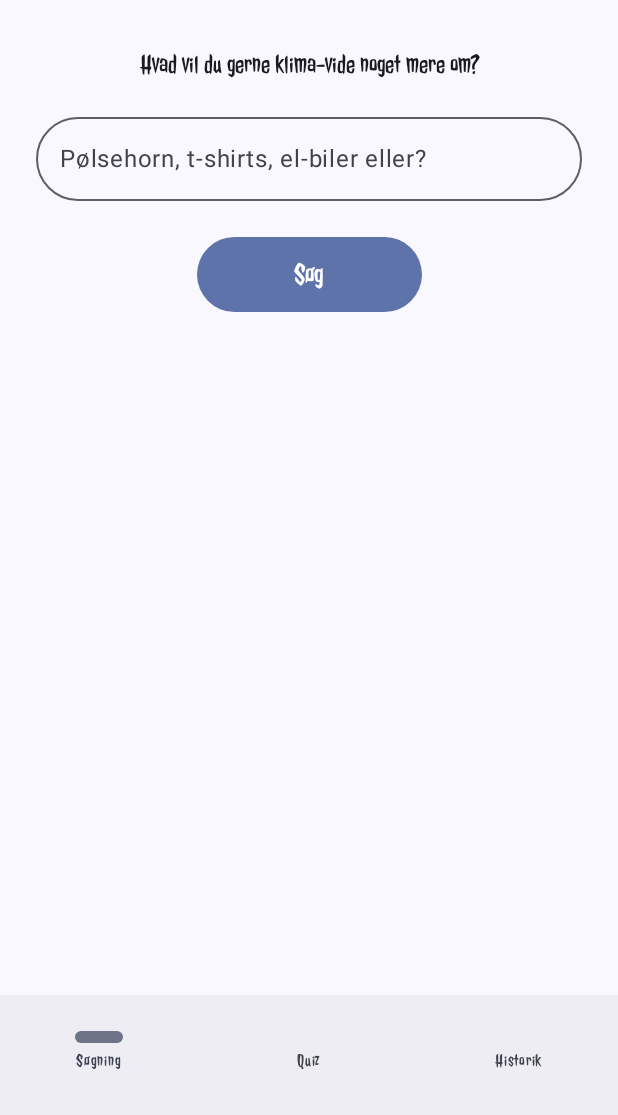
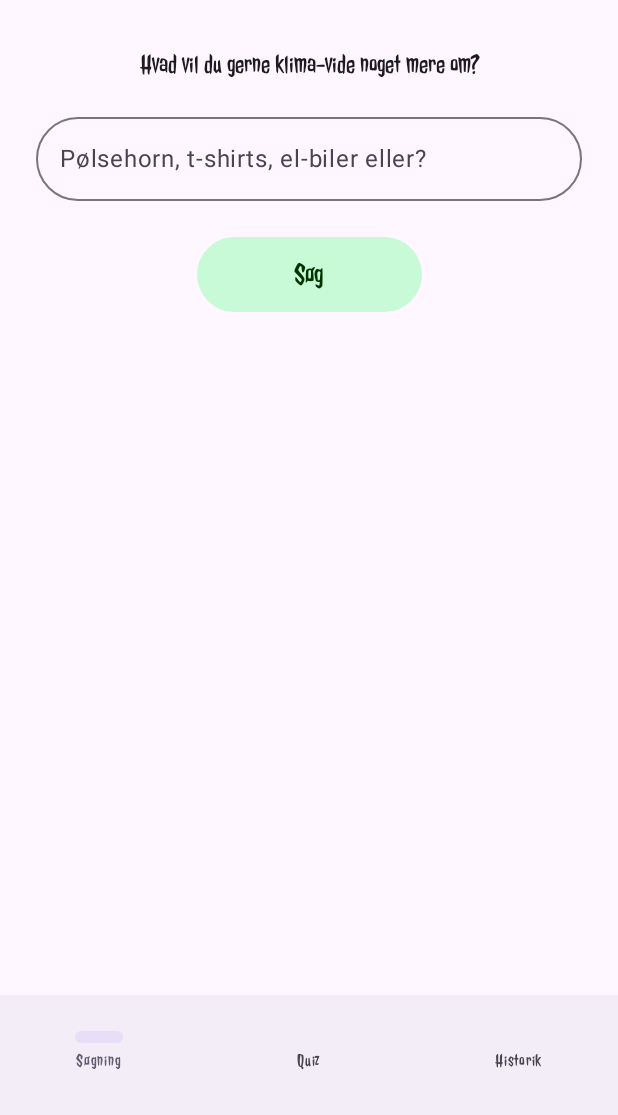
Before and after one commit to Dmikko/KlimaKlog, an Android app built with Jetpack Compose: the screen it shows after launch (MainActivity), on a phone screen of 412 x 824 dp, the part 121-1236 px from its top. Run offline under Robolectric (Android 15) with nearby library versions, the phone set to English and light mode, and no system bars.

Commit message:
Color fix on dark mode - Changed from dynamic boolean from true to false and added static colors.

```diff
--- a/app/src/main/java/com/example/klimaklog/MainActivity.kt
+++ b/app/src/main/java/com/example/klimaklog/MainActivity.kt
@@ -11,7 +11,7 @@ class MainActivity : ComponentActivity() {
     override fun onCreate(savedInstanceState: Bundle?) {
         super.onCreate(savedInstanceState)
         setContent {
-            KlimaKlogTheme { // Hvis du har en custom theme. Ellers brug MaterialTheme direkte.
+            KlimaKlogTheme { // Custom theme. Ellers brug MaterialTheme direkte.
                 Surface(color = MaterialTheme.colorScheme.background) {
                     KlimaNavGraph() // VIGTIGT: Starter vores navigation
                 }
--- a/app/src/main/java/com/example/klimaklog/ui/components/ResultCard.kt
+++ b/app/src/main/java/com/example/klimaklog/ui/components/ResultCard.kt
@@ -19,20 +19,26 @@ fun ResultCard(title: String, content: String, font: FontFamily) {
             .fillMaxWidth()
             .padding(vertical = 8.dp),
         shape = RoundedCornerShape(24.dp),
-        colors = CardDefaults.cardColors(containerColor = Color(0xFFC8FAD8)),
+        colors = CardDefaults.cardColors(containerColor = MaterialTheme.colorScheme.primaryContainer),
         elevation = CardDefaults.cardElevation(defaultElevation = 4.dp)
     ) {
         Column(
             modifier = Modifier.padding(16.dp),
             horizontalAlignment = Alignment.CenterHorizontally
         ) {
-            Text(text = title, fontFamily = font, fontSize = 24.sp)
+            Text(
+                text = title,
+                fontFamily = font,
+                fontSize = 24.sp,
+                color = MaterialTheme.colorScheme.onPrimaryContainer
+                )
             Spacer(modifier = Modifier.height(8.dp))
             Text(
                 text = content,
                 fontFamily = font,
                 fontSize = 20.sp,
-                textAlign = TextAlign.Center
+                textAlign = TextAlign.Center,
+                color = MaterialTheme.colorScheme.onPrimaryContainer
             )
         }
     }
--- a/app/src/main/java/com/example/klimaklog/ui/screen/result/ResultScreen.kt
+++ b/app/src/main/java/com/example/klimaklog/ui/screen/result/ResultScreen.kt
@@ -21,6 +21,8 @@ import com.example.klimaklog.ui.components.ResultCard
 import com.example.klimaklog.data.remote.getClimateInfoFromQuery
 import com.example.klimaklog.data.local.HistoryManager
 import com.example.klimaklog.model.SearchHistoryItem
+import androidx.compose.foundation.rememberScrollState
+import androidx.compose.foundation.verticalScroll
 
 @OptIn(ExperimentalMaterial3Api::class)
 @Composable
@@ -100,7 +102,8 @@ fun ResultScreen(navController: NavController, query: String) {
             modifier = Modifier
                 .fillMaxSize()
                 .padding(padding)
-                .padding(16.dp),
+                .padding(16.dp)
+                .verticalScroll(rememberScrollState()),
             horizontalAlignment = Alignment.CenterHorizontally
         ) {
             Text(
--- a/app/src/main/java/com/example/klimaklog/ui/theme/Color.kt
+++ b/app/src/main/java/com/example/klimaklog/ui/theme/Color.kt
@@ -2,10 +2,7 @@ package com.example.klimaklog.ui.theme
 
 import androidx.compose.ui.graphics.Color
 
-val Purple80 = Color(0xFFD0BCFF)
-val PurpleGrey80 = Color(0xFFCCC2DC)
-val Pink80 = Color(0xFFEFB8C8)
 
-val Purple40 = Color(0xFF6650a4)
-val PurpleGrey40 = Color(0xFF625b71)
-val Pink40 = Color(0xFF7D5260)
+val DarkTextOnGreen = Color(0xFF003300)
+val KlimaGreen = Color(0xFFC8FAD8)          // Den grønne vi bruger til kort
+val KlimaDarkText = Color(0xFF003300)       // Mørk grøn/brun til læsbarhed på den grønne
--- a/app/src/main/java/com/example/klimaklog/ui/theme/Theme.kt
+++ b/app/src/main/java/com/example/klimaklog/ui/theme/Theme.kt
@@ -13,21 +13,23 @@ import androidx.compose.ui.graphics.Color
 import androidx.compose.ui.platform.LocalContext
 
 private val DarkColorScheme = darkColorScheme(
-    primary = Purple80,
-    secondary = PurpleGrey80,
-    tertiary = Pink80,
-    surfaceVariant = Color(0xFF2C2C2C),      // Mørk baggrund til kort
-    onSurface = Color(0xFFF0F0F0),           // Lys tekst
-    error = Color(0xFFFF6B6B)                // Rød til fejl/Slet
+    primary = KlimaGreen,
+    onPrimary = KlimaDarkText,
+    primaryContainer = KlimaGreen,
+    onPrimaryContainer = KlimaDarkText,
+    surfaceVariant = Color(0xFF2C2C2C),
+    onSurface = DarkTextOnGreen,
+    error = Color(0xFFFF6B6B)
 )
 
 private val LightColorScheme = lightColorScheme(
-    primary = Purple40,
-    secondary = PurpleGrey40,
-    tertiary = Pink40,
-    surfaceVariant = Color(0xFFE0F7FA),      // Lys baggrund til kort
-    onSurface = Color(0xFF1C1B1F),           // Mørk tekst
-    error = Color(0xFFB00020)                // Standard Material Design rød
+    primary = KlimaGreen,
+    onPrimary = KlimaDarkText,
+    primaryContainer = KlimaGreen,
+    onPrimaryContainer = KlimaDarkText,
+    surfaceVariant = Color(0xFFE0F7FA),
+    onSurface = Color(0xFF1C1B1F),
+    error = Color(0xFFB00020)
 )
 
 
@@ -46,7 +48,7 @@ private val LightColorScheme = lightColorScheme(
 fun KlimaKlogTheme(
     darkTheme: Boolean = isSystemInDarkTheme(),
     // Dynamic color is available on Android 12+
-    dynamicColor: Boolean = true,
+    dynamicColor: Boolean = false,
     content: @Composable () -> Unit
 ) {
     val colorScheme = when {
--- a/build.gradle.kts
+++ b/build.gradle.kts
@@ -1,6 +1,6 @@
 // Top-level build file where you can add configuration options common to all sub-projects/modules.
 plugins {
-    id("com.android.application") version "8.10.0" apply false
+    id("com.android.application") version "8.10.1" apply false
     id("org.jetbrains.kotlin.android") version "2.0.21" apply false
     id("org.jetbrains.kotlin.plugin.compose") version "2.0.21" apply false
 }
```
